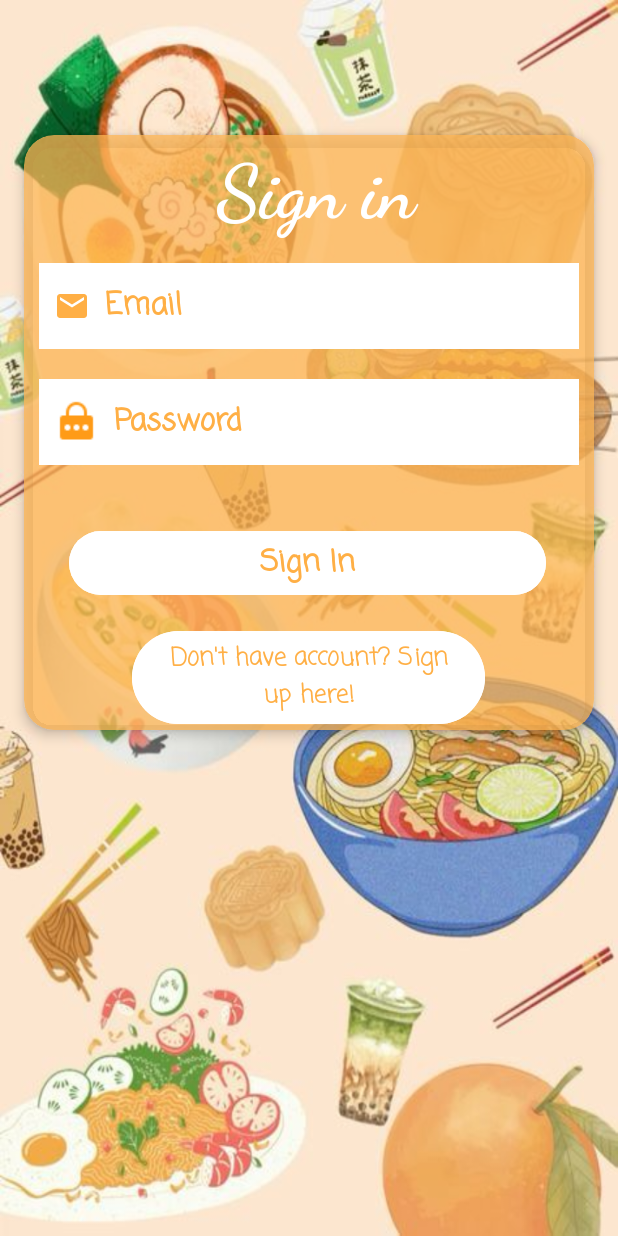
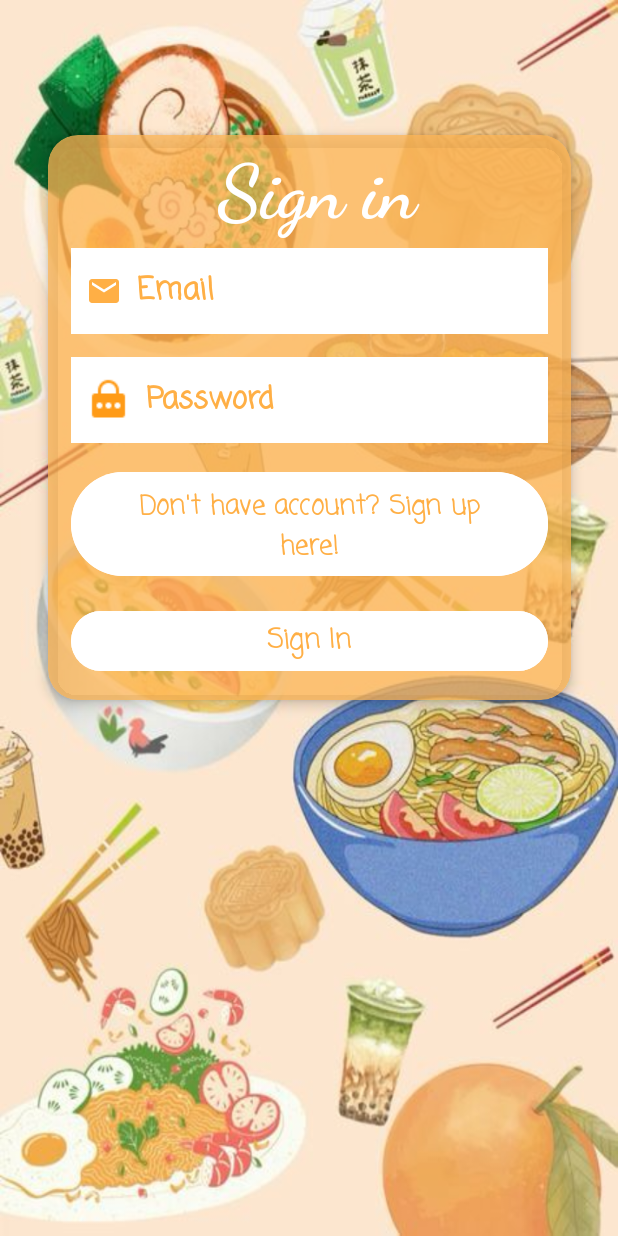
Before and after one commit to AbdulrahmanZaatari/Soufra-Share, an Android app: the screen it shows after launch (SignIn), on a phone screen of 412 x 824 dp. Run offline under Robolectric (Android 15) with nearby library versions, the phone set to English and light mode, and no system bars; our stand-ins replace Volley.

Commit message:
added changes

```diff
--- a/app/src/main/res/layout/activity_sign_in.xml
+++ b/app/src/main/res/layout/activity_sign_in.xml
@@ -10,7 +10,7 @@
 
     <androidx.cardview.widget.CardView
         android:id="@+id/cardView2"
-        android:layout_width="0dp"
+        android:layout_width="wrap_content"
         android:layout_height="wrap_content"
         android:layout_marginStart="16dp"
         android:layout_marginTop="90dp"
@@ -43,7 +43,10 @@
                 android:id="@+id/edEmail"
                 android:layout_width="match_parent"
                 android:layout_height="57dp"
-                android:layout_margin="10dp"
+                android:layout_marginLeft="15dp"
+                android:layout_marginRight="15dp"
+
+
                 android:background="@color/white"
                 android:drawableLeft="@drawable/email"
                 android:drawablePadding="10dp"
@@ -61,7 +64,7 @@
                 android:id="@+id/editTextTextPassword"
                 android:layout_width="match_parent"
                 android:layout_height="57dp"
-                android:layout_margin="10dp"
+                android:layout_margin="15dp"
                 android:background="@color/white"
                 android:drawableLeft="@drawable/password"
                 android:drawablePadding="10dp"
@@ -76,31 +79,36 @@
                 android:textStyle="bold" />
 
             <Button
+                android:id="@+id/btnSignUpRedirect"
+                android:layout_width="match_parent"
+                android:layout_height="wrap_content"
+                android:layout_gravity="center_horizontal"
+                android:layout_marginLeft="15dp"
+                android:layout_marginRight="15dp"
+                android:backgroundTint="@color/white"
+                android:fontFamily="casual"
+                android:gravity="center"
+                android:paddingTop="10dp"
+                android:text="@string/dont_have_account"
+                android:textAllCaps="false"
+                android:textColor="@color/orangeLight"
+                android:textSize="17sp"
+                android:textStyle="bold" />
+
+            <Button
                 android:id="@+id/btnSignIn"
                 android:layout_width="318dp"
                 android:layout_height="wrap_content"
-                android:layout_marginLeft="30dp"
-                android:layout_marginTop="30dp"
+                android:layout_margin="15dp"
+
                 android:backgroundTint="@color/white"
                 android:fontFamily="casual"
                 android:text="@string/btn2"
                 android:textColor="@color/orangeLight"
-                android:textSize="20sp"
+                android:textSize="18sp"
                 android:textStyle="bold" />
 
-            <Button
-                android:id="@+id/btnSignUpRedirect"
-                android:layout_width="235dp"
-                android:layout_height="70dp"
-                android:layout_gravity="center_horizontal"
-                android:layout_marginTop="16dp"
-                android:backgroundTint="@color/white"
-                android:fontFamily="casual"
-                android:text="@string/dont_have_account"
-                android:textAllCaps="false"
-                android:textColor="@color/orangeLight"
-                android:textSize="16sp"
-                android:textStyle="bold" />
+
         </LinearLayout>
 
     </androidx.cardview.widget.CardView>
```
Also changed, not shown: app/src/main/res/drawable/textview_border.xml (added, +12 -0 lines), app/src/main/res/layout/activity_add_meal.xml (+37 -17 lines), app/src/main/res/layout/activity_edit_meal.xml (+32 -16 lines), app/src/main/res/layout/activity_sign_up.xml (+35 -14 lines), app/src/main/res/values/strings.xml (+12 -0 lines), app/src/main/res/drawable/addmealback.jpg (added), app/src/main/res/drawable/location.png (added), app/src/main/res/drawable/location2.png (added), app/src/main/res/drawable/nationalid.png (added), app/src/main/res/drawable/username.png (added).
